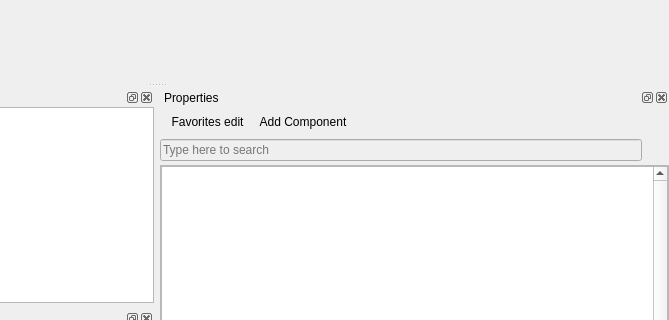
This is Tools/ResourceEditor/DataQt/mainwindow.ui in xaoctech/dava.engine as Qt 5 draws it before an edit; both pictures show x 355 to 1024 and y 143 to 463 of the 1024 by 929 pixel window. The edited form follows.
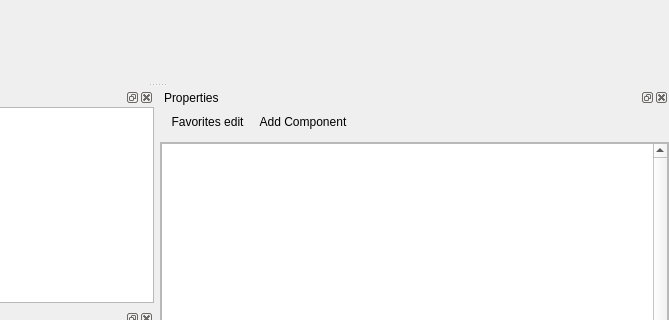
This is the edited form. Icons and pictures are not drawn. Custom widgets are drawn as their Qt base class.

Commit message: [DF-7170] color-button added

The edit to the form file:
```diff
--- a/Tools/ResourceEditor/DataQt/mainwindow.ui
+++ b/Tools/ResourceEditor/DataQt/mainwindow.ui
@@ -99,27 +99,15 @@
         <property name="margin">
          <number>0</number>
         </property>
-        <item>
-         <widget class="QLineEdit" name="propertiesFilterEdit">
-          <property name="placeholderText">
-           <string>Type here to search</string>
-          </property>
-         </widget>
-        </item>
-        <item>
-         <widget class="QToolButton" name="propertiesFilterClear">
-          <property name="text">
-           <string/>
-          </property>
-          <property name="icon">
-           <iconset resource="QtIcons.qrc">
-            <normaloff>:/QtIconsTextureDialog/editclear.png</normaloff>:/QtIconsTextureDialog/editclear.png</iconset>
-          </property>
-          <property name="autoRaise">
-           <bool>true</bool>
-          </property>
-         </widget>
-        </item>
+        <property name="topMargin">
+         <number>0</number>
+        </property>
+        <property name="rightMargin">
+         <number>0</number>
+        </property>
+        <property name="bottomMargin">
+         <number>0</number>
+        </property>
        </layout>
       </widget>
      </item>
```
Left out of the diff: 96 changed lines with no effect on the pictures. The commit also changes 4 other files.
